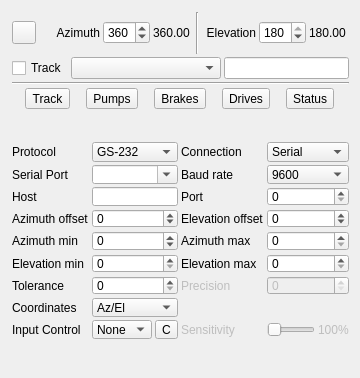
The window that plugins/feature/gs232controller/gs232controllergui.ui (f4exb/sdrangel) describes before a commit, drawn with Qt 5.
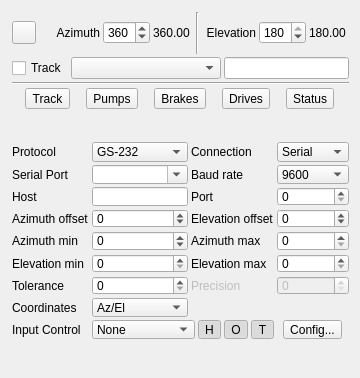
The same window after the commit. Icons and pictures are not drawn. Custom widgets are drawn as their Qt base class.

Commit message: Rotator Controller: Add additional gamepad calibration and functionality

Diff of the .ui file:
```diff
--- a/plugins/feature/gs232controller/gs232controllergui.ui
+++ b/plugins/feature/gs232controller/gs232controllergui.ui
@@ -382,16 +382,6 @@
         </property>
        </widget>
       </item>
-      <item row="8" column="2">
-       <widget class="QLabel" name="inputSensitivityLabel">
-        <property name="enabled">
-         <bool>false</bool>
-        </property>
-        <property name="text">
-         <string>Sensitivity</string>
-        </property>
-       </widget>
-      </item>
       <item row="5" column="2">
        <widget class="QLabel" name="elevationMaxLabel">
         <property name="text">
@@ -668,63 +658,12 @@
       <item row="8" column="3">
        <layout class="QHBoxLayout" name="horizontalLayout">
         <item>
-         <widget class="QSlider" name="inputSensitivity">
-          <property name="enabled">
-           <bool>false</bool>
-          </property>
-          <property name="toolTip">
-           <string>Input controller sensitivity</string>
-          </property>
-          <property name="minimum">
-           <number>1</number>
-          </property>
-          <property name="maximum">
-           <number>2000</number>
-          </property>
-          <property name="pageStep">
-           <number>10</number>
-          </property>
-          <property name="value">
-           <number>25</number>
-          </property>
-          <property name="orientation">
-           <enum>Qt::Horizontal</enum>
-          </property>
-         </widget>
-        </item>
-        <item>
-         <widget class="QLabel" name="inputSensitivityText">
-          <property name="enabled">
-           <bool>false</bool>
-          </property>
-          <property name="text">
-           <string>100%</string>
-          </property>
-         </widget>
-        </item>
-       </layout>
-      </item>
-      <item row="8" column="1">
-       <layout class="QHBoxLayout" name="horizontalLayout_2">
-        <item>
-         <widget class="QComboBox" name="inputController">
-          <property name="toolTip">
-           <string>Gamepad / joystick to use</string>
-          </property>
-          <item>
-           <property name="text">
-            <string>None</string>
-           </property>
-          </item>
-         </widget>
-        </item>
-        <item>
          <widget class="QToolButton" name="inputConfigure">
           <property name="toolTip">
            <string>Configure input</string>
           </property>
           <property name="text">
-           <string>C</string>
+           <string>Config...</string>
           </property>
          </widget>
         </item>
@@ -762,6 +701,70 @@
         </property>
        </widget>
       </item>
+      <item row="8" column="1" colspan="2">
+       <layout class="QHBoxLayout" name="horizontalLayout_2">
+        <item>
+         <widget class="QComboBox" name="inputController">
+          <property name="toolTip">
+           <string>Gamepad / joystick to use</string>
+          </property>
+          <item>
+           <property name="text">
+            <string>None</string>
+           </property>
+          </item>
+         </widget>
+        </item>
+        <item>
+         <widget class="QToolButton" name="highSensitivity">
+          <property name="toolTip">
+           <string>Input controller sensitvitiy (High / low)</string>
+          </property>
+          <property name="text">
+           <string>H</string>
+          </property>
+          <property name="checkable">
+           <bool>true</bool>
+          </property>
+          <property name="checked">
+           <bool>true</bool>
+          </property>
+         </widget>
+        </item>
+        <item>
+         <widget class="QToolButton" name="enableOffsetControl">
+          <property name="toolTip">
+           <string>Enable offset control</string>
+          </property>
+          <property name="text">
+           <string>O</string>
+          </property>
+          <property name="checkable">
+           <bool>true</bool>
+          </property>
+          <property name="checked">
+           <bool>true</bool>
+          </property>
+         </widget>
+        </item>
+        <item>
+         <widget class="QToolButton" name="enableTargetControl">
+          <property name="toolTip">
+           <string>Enable target control</string>
+          </property>
+          <property name="text">
+           <string>T</string>
+          </property>
+          <property name="checkable">
+           <bool>true</bool>
+          </property>
+          <property name="checked">
+           <bool>true</bool>
+          </property>
+         </widget>
+        </item>
+       </layout>
+      </item>
      </layout>
     </item>
    </layout>
```
Left out of the diff: 11 changed lines with no effect on the pictures. The commit also changes 20 other files.
